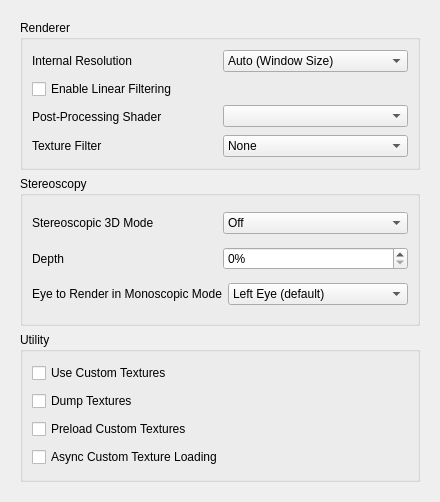
This is src/citra_qt/configuration/configure_enhancements.ui in yeager/Borked3DS as Qt 5 draws it before an edit. The edited form follows.
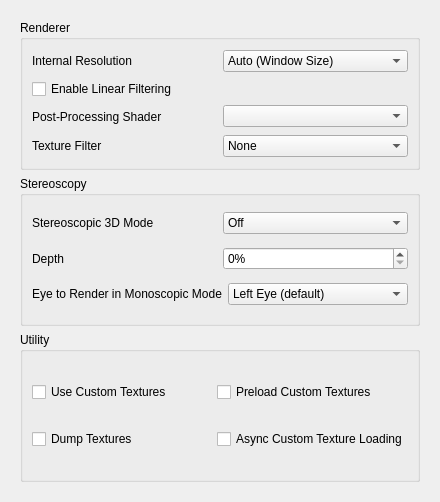
This is the edited form.

Commit message: citra_qt: Use QGridLayout rather than QVBoxLayout for checkboxes to save space

What changed in the file:
```diff
--- a/src/citra_qt/configuration/configure_enhancements.ui
+++ b/src/citra_qt/configuration/configure_enhancements.ui
@@ -43,7 +43,7 @@
         <x>0</x>
         <y>0</y>
         <width>422</width>
-        <height>932</height>
+        <height>500</height>
        </rect>
       </property>
       <layout class="QVBoxLayout" name="verticalLayout_2">
@@ -241,7 +241,7 @@
          </property>
          <layout class="QVBoxLayout" name="verticalLayout_4">
           <item>
-           <layout class="QHBoxLayout" name="horizontalLayout_5">
+           <layout class="QHBoxLayout" name="horizontalLayout_4">
             <item>
              <widget class="QLabel" name="label_4">
               <property name="text">
@@ -281,7 +281,7 @@
            </layout>
           </item>
           <item>
-           <layout class="QHBoxLayout" name="horizontalLayout_7">
+           <layout class="QHBoxLayout" name="horizontalLayout_5">
             <item>
              <widget class="QLabel" name="label_3">
               <property name="text">
@@ -340,8 +340,8 @@
          <property name="title">
           <string>Utility</string>
          </property>
-         <layout class="QVBoxLayout" name="verticalLayout_8">
-          <item>
+         <layout class="QGridLayout" name="gridLayout_1">
+          <item row="1" column="0">
            <widget class="QCheckBox" name="toggle_custom_textures">
             <property name="toolTip">
              <string>&lt;html&gt;&lt;head/&gt;&lt;body&gt;&lt;p&gt;Replace textures with PNG files.&lt;/p&gt;&lt;p&gt;Textures are loaded from load/textures/[Title ID]/.&lt;/p&gt;&lt;/body&gt;&lt;/html&gt;</string>
@@ -351,7 +351,7 @@
             </property>
            </widget>
           </item>
-          <item>
+          <item row="2" column="0">
            <widget class="QCheckBox" name="toggle_dump_textures">
             <property name="toolTip">
              <string>&lt;html&gt;&lt;head/&gt;&lt;body&gt;&lt;p&gt;Dump textures to PNG files.&lt;/p&gt;&lt;p&gt;Textures are dumped to dump/textures/[Title ID]/.&lt;/p&gt;&lt;/body&gt;&lt;/html&gt;</string>
@@ -361,7 +361,7 @@
             </property>
            </widget>
           </item>
-          <item>
+          <item row="1" column="1">
            <widget class="QCheckBox" name="toggle_preload_textures">
             <property name="toolTip">
              <string>&lt;html&gt;&lt;head/&gt;&lt;body&gt;&lt;p&gt;Load all custom textures into memory on boot, instead of loading them when the game requires them.&lt;/p&gt;&lt;/body&gt;&lt;/html&gt;</string>
@@ -371,7 +371,7 @@
             </property>
            </widget>
           </item>
-          <item>
+          <item row="2" column="1">
            <widget class="QCheckBox" name="toggle_async_custom_loading">
             <property name="toolTip">
              <string>&lt;html&gt;&lt;head/&gt;&lt;body&gt;&lt;p&gt;Load custom textures asynchronously with background threads to reduce loading stutter&lt;/p&gt;&lt;/body&gt;&lt;/html&gt;</string>
```
Left out of the diff: 10 changed lines with no effect on the pictures. The commit also changes 8 other files.
